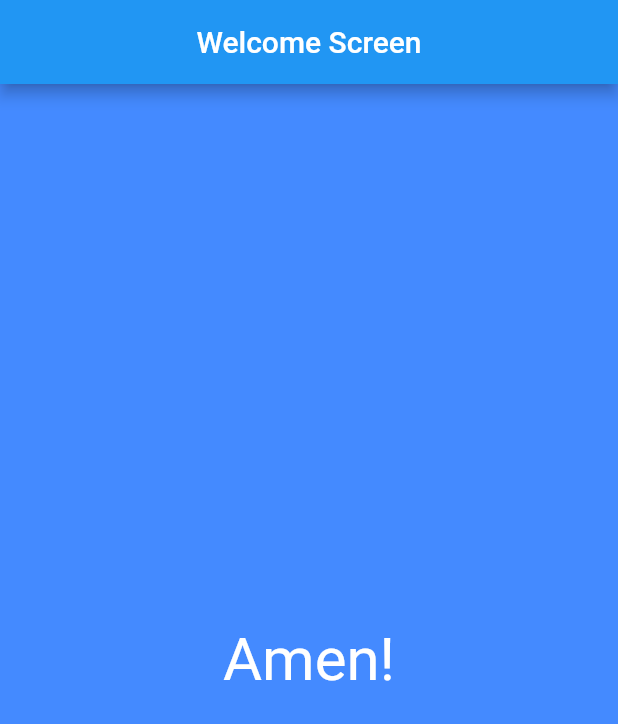
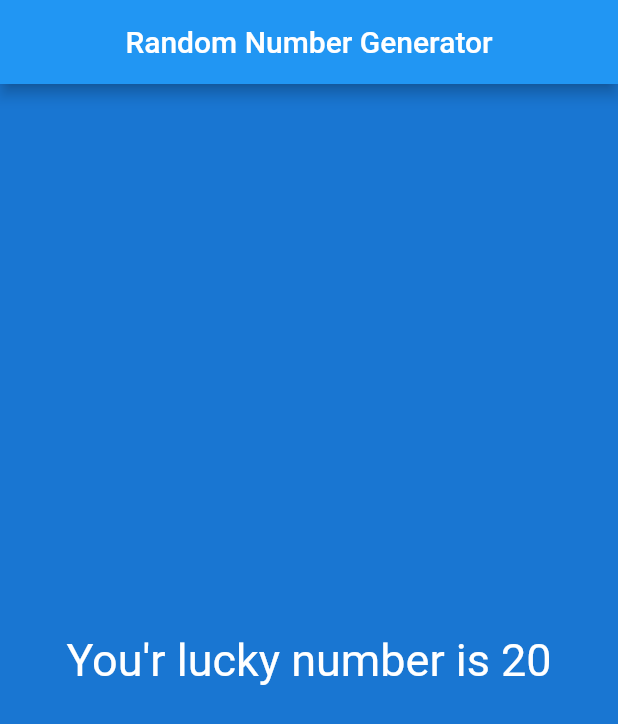
Before and after one commit to Ironman72/my_first_flutter_tutorial, a Flutter app: the screen it shows after launch, on a phone screen of 412 x 824 dp. Shown: the top 724 px of the screen. Run offline on Flutter 3.47's test engine with Material 2 defaults, Android fonts, the phone set to English and light mode, and no system bars.

Commit message:
random number generator

```diff
--- a/analysis_options.yaml
+++ b/analysis_options.yaml
@@ -22,6 +22,9 @@ linter:
   # `// ignore_for_file: name_of_lint` syntax on the line or in the file
   # producing the lint.
   rules:
+    prefer_const_constructors: false
+    prefer_const_literals_to_create_immutables: false
+    prefer_const_constructors_in_immutables: false
     # avoid_print: false  # Uncomment to disable the `avoid_print` rule
     # prefer_single_quotes: true  # Uncomment to enable the `prefer_single_quotes` rule
 
--- a/lib/main.dart
+++ b/lib/main.dart
@@ -1,26 +1,22 @@
-// ignore_for_file: prefer_const_constructors, use_key_in_widget_constructors
+// ignore_for_file: use_key_in_widget_constructors
 
 import 'package:flutter/material.dart';
+import 'package:mobile_app_tutorial/screens/first_page.dart';
 
-void main() => runApp(MyFlutterApp());
+void main() => runApp(MyFirstApp());
 
-class MyFlutterApp extends StatelessWidget {
+class MyFirstApp extends StatelessWidget {
   @override
   Widget build(BuildContext context) {
     return MaterialApp(
-      title: 'Test App',
+      debugShowCheckedModeBanner: false,
+      title: 'Flutter APP',
       home: Scaffold(
-        appBar: AppBar(centerTitle: true, title: Text('Welcome Screen')),
-        body: Material(
-          color: Colors.blueAccent,
-          child: Center(
-            child: Text(
-              'Amen!',
-              style: TextStyle(color: Colors.white, fontSize: 40),
-            ),
+          appBar: AppBar(
+            centerTitle: true,
+            title: Text('Random Number Generator'),
           ),
-        ),
-      ),
+          body: FirstScreen()),
     );
   }
 }
--- a/lib/screens/first_page.dart
+++ b/lib/screens/first_page.dart
@@ -0,0 +1,26 @@
+// ignore_for_file: use_key_in_widget_constructors
+
+import 'dart:math';
+
+import 'package:flutter/material.dart';
+
+class FirstScreen extends StatelessWidget {
+  @override
+  Widget build(BuildContext context) {
+    return Material(
+      color: Colors.blue[700],
+      child: Center(
+        child: Text(
+          generateLuckyNumbers(),
+          style: TextStyle(color: Colors.white, fontSize: 30.0),
+        ),
+      ),
+    );
+  }
+
+  String generateLuckyNumbers() {
+    var random = Random();
+    int luckyNumber = random.nextInt(50);
+    return "You'r lucky number is $luckyNumber";
+  }
+}
```
